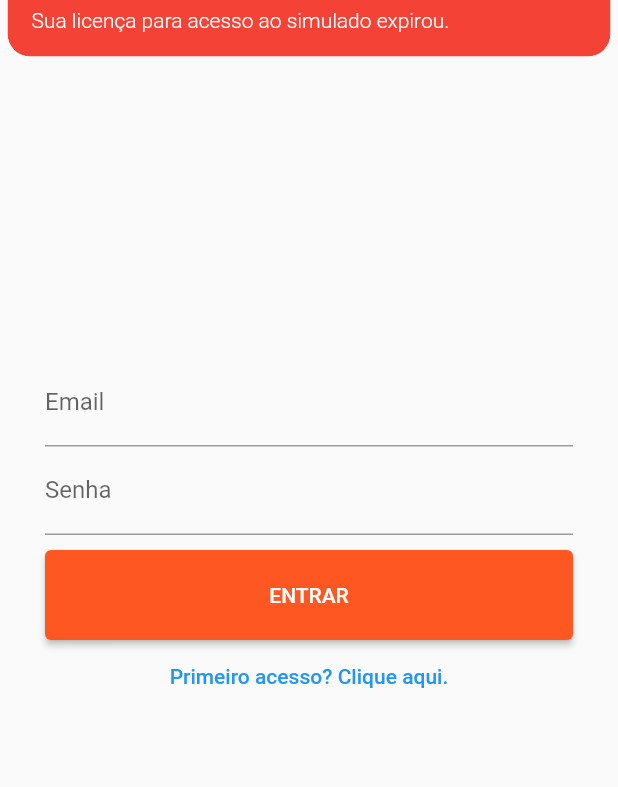
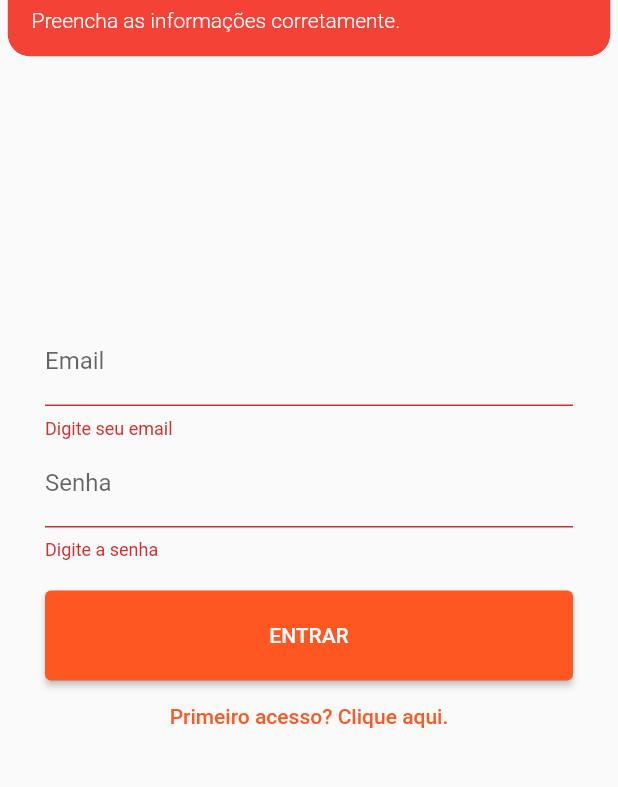
Before and after one commit to nildomacena/simulado_detran, a Flutter app: the screen it shows after launch, after a tap on "ENTRAR", on a phone screen of 412 x 824 dp, the part 83-870 px from its top. Run offline on Flutter 3.47's test engine with Material 2 defaults, Android fonts, the phone set to English and light mode, and no system bars; our stand-ins replace cloud_firestore, firebase_auth, firebase_core, fluttertoast, get, mask_text_input_formatter; accounts and stored records are empty.

Commit message:
fazendo login e exibindo cronometro

```diff
--- a/lib/components/login_page/login_controller.dart
+++ b/lib/components/login_page/login_controller.dart
@@ -29,9 +29,14 @@ class LoginController extends GetxController {
     print(hoje);
   }
 
-  /* fazerLogin() {
-    Get.offAllNamed(Routes.home);
-  } */
+  @override
+  onInit() {
+    super.onInit();
+    if (repository.estaLogado()) {
+      Future.delayed(Duration(seconds: 1))
+          .then((value) => Get.offAllNamed(Routes.home));
+    }
+  }
 
   irParaPrimeiroAcesso() {
     Get.to(() => PrimeiroAcessoPage(), fullscreenDialog: true);
@@ -58,9 +63,9 @@ class LoginController extends GetxController {
   String? validatorSenha(String? value) {
     if (value == null || value.isEmpty) return 'Digite a senha';
     if (value.length < 5) return 'A senha deve ter no mínimo 6 caracteres';
-    if (value != confirmaSenhaTextController.text) {
+    /* if (value != confirmaSenhaTextController.text) {
       return 'As senhas devem ser iguais';
-    }
+    } */
     return null;
   }
 
@@ -74,16 +79,24 @@ class LoginController extends GetxController {
   }
 
   fazerLogin() async {
+    if (!formKeyLogin.currentState!.validate()) {
+      print('Criar usuário válido');
+      utilService.snackBarErro(
+          mensagem: 'Preencha as informações corretamente.');
+      return;
+    }
     carregando = true;
     update();
     try {
       await repository.fazerLogin(
           emailTextController.text, senhaTextController.text);
+      utilService.showToast('Bem vindo de volta!');
       Get.offAllNamed(Routes.home);
     } on AutenticacaoException catch (e) {
       utilService.snackBarErro(mensagem: e.mensagem);
     } catch (e) {
       utilService.snackBarErro(mensagem: 'Ocorreu um erro durante o login');
+      print('Erro ao fazer login: $e');
     } finally {
       carregando = false;
       update();
--- a/lib/components/login_page/login_page.dart
+++ b/lib/components/login_page/login_page.dart
@@ -13,6 +13,8 @@ class LoginPage extends StatelessWidget {
       body: SafeArea(
           child: Container(
         alignment: Alignment.center,
+        child: Form(
+          key: controller.formKeyLogin,
           child: ListView(
             padding: const EdgeInsets.symmetric(horizontal: 30),
             shrinkWrap: true,
@@ -29,6 +31,9 @@ class LoginPage extends StatelessWidget {
                 obscureText: true,
                 keyboardType: TextInputType.text,
                 decoration: const InputDecoration(label: Text('Senha')),
+              ),
+              const SizedBox(
+                height: 10,
               ),
               GetBuilder<LoginController>(
                 builder: (_) {
@@ -52,7 +57,10 @@ class LoginPage extends StatelessWidget {
               ),
               Container(
                 child: TextButton(
-                child: const Text('Primeiro acesso? Clique aqui.'),
+                  child: const Text(
+                    'Primeiro acesso? Clique aqui.',
+                    style: TextStyle(color: Colors.deepOrange),
+                  ),
                   onPressed: () {
                     controller.irParaPrimeiroAcesso();
                   },
@@ -60,6 +68,7 @@ class LoginPage extends StatelessWidget {
               )
             ],
           ),
+        ),
       )),
     );
   }
--- a/lib/components/login_page/login_repository.dart
+++ b/lib/components/login_page/login_repository.dart
@@ -19,4 +19,8 @@ class LoginRepository {
     }
     return firestoreProvider.criarUsuario(email, nome, cpf, senha);
   }
+
+  bool estaLogado() {
+    return firestoreProvider.estaLogado();
+  }
 }
--- a/lib/data/firestore_provider.dart
+++ b/lib/data/firestore_provider.dart
@@ -9,6 +9,16 @@ import 'package:simulado_detran/model/usuario_model.dart';
 class FirestoreProvider {
   final FirebaseFirestore _firestore = FirebaseFirestore.instance;
   final FirebaseAuth _auth = FirebaseAuth.instance;
+
+  FirestoreProvider() {
+    print('user: ${_auth.currentUser}');
+    Future.delayed(Duration(seconds: 1))
+        .then((value) => print('user: ${_auth.currentUser}'));
+  }
+
+  bool estaLogado() {
+    return _auth.currentUser != null;
+  }
 
   Future<List<Categoria>> getCategorias() async {
     QuerySnapshot snapshot = await _firestore.collection('categorias').get();
@@ -30,6 +40,7 @@ class FirestoreProvider {
     return _firestore.doc('usuarios/${userCredential.user!.uid}').set({
       'email': email,
       'nome': nome,
+      'cpf': cpf,
       'dataCadastro': (querySnapshot.docs.first.data()
           as Map<String, dynamic>)['dataCadastro']
     });
@@ -44,6 +55,7 @@ class FirestoreProvider {
       throw AutenticacaoException(
           'Email ainda não cadastrado. Acesse a opção Primeiro Acesso');
     }
+    print('querySnapshot.docs.first: ${querySnapshot.docs.first.data()}');
     Usuario usuario = Usuario.fromFirestore(querySnapshot.docs.first);
     if (!utilService.checkValidadeAcesso(usuario.dataCadastro, 30)) {
       throw AutenticacaoException(
--- a/lib/main.dart
+++ b/lib/main.dart
@@ -21,6 +21,7 @@ class MyApp extends StatelessWidget {
   @override
   Widget build(BuildContext context) {
     return GetMaterialApp(
+      debugShowCheckedModeBanner: false,
       initialBinding: InitialBinding(),
       initialRoute: Routes.login,
       getPages: AppPages.routes,
--- a/lib/widgets/loading_widget.dart
+++ b/lib/widgets/loading_widget.dart
@@ -7,7 +7,9 @@ class LoadingWidget extends StatelessWidget {
   Widget build(BuildContext context) {
     return Container(
       margin: const EdgeInsets.all(3),
-      child: const CircularProgressIndicator(),
+      child: const CircularProgressIndicator(
+        color: Colors.white,
+      ),
     );
   }
 }
--- a/pubspec.yaml
+++ b/pubspec.yaml
@@ -42,7 +42,7 @@ dependencies:
   mask_text_input_formatter: ^2.3.0
   firebase_auth: ^3.3.14
   fluttertoast: ^8.0.9
-
+  stop_watch_timer: ^1.3.1
 
 dev_dependencies:
   flutter_test:
```
Also changed, not shown: lib/components/home_page/home_page.dart (+53 -1 lines), lib/components/questionario_page/questionario_controller.dart (+68 -7 lines), lib/components/questionario_page/questionario_page.dart (+30 -1 lines), lib/components/resultado_page/resultado_controller.dart (+6 -3 lines), lib/components/resultado_page/widgets/alternativa_container.dart (+4 -3 lines), lib/util/util_service.dart (+7 -1 lines), pubspec.lock. Lines whose indentation alone changed are shown as unchanged.
